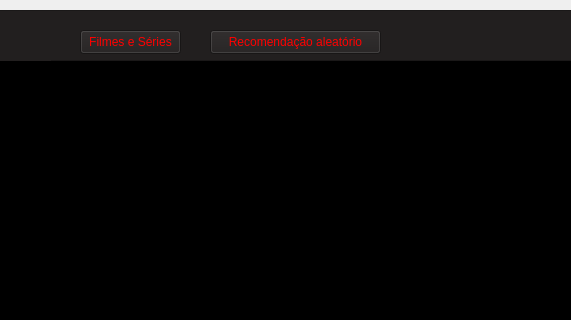
Old version of the form ui/tela_principal.ui in the repository DayFlowers/Projeto_de_sistema; both pictures show x 150 to 721 and y 0 to 320 of the 1075 by 525 pixel window.
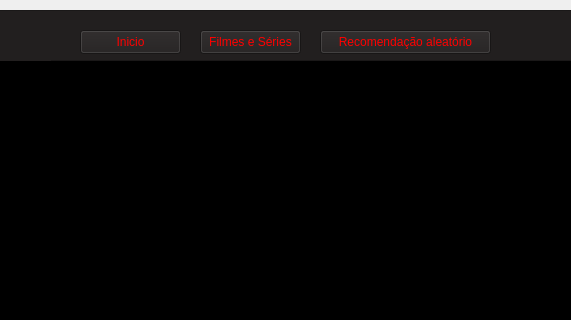
New version of the form. Icons and pictures are not drawn.

Diff of the .ui file:
```diff
--- a/ui/tela_principal.ui
+++ b/ui/tela_principal.ui
@@ -91,7 +91,7 @@
     <widget class="QPushButton" name="btn_Filmes_e_Series">
      <property name="geometry">
       <rect>
-       <x>200</x>
+       <x>320</x>
        <y>20</y>
        <width>101</width>
        <height>24</height>
@@ -109,7 +109,7 @@
     <widget class="QPushButton" name="btn_Recomendacao_aleatorio">
      <property name="geometry">
       <rect>
-       <x>330</x>
+       <x>440</x>
        <y>20</y>
        <width>171</width>
        <height>24</height>
@@ -122,6 +122,24 @@
       <string>Recomendação aleatório</string>
      </property>
     </widget>
+    <widget class="QPushButton" name="btn_Inicio">
+     <property name="geometry">
+      <rect>
+       <x>200</x>
+       <y>20</y>
+       <width>101</width>
+       <height>24</height>
+      </rect>
+     </property>
+     <property name="styleSheet">
+      <string notr="true">color: rgb(0, 255, 0);
+color: rgb(255, 0, 0);
+background-color: rgb(34, 31, 31);</string>
+     </property>
+     <property name="text">
+      <string>Inicio</string>
+     </property>
+    </widget>
     <zorder>btn_Recomendacao_aleatorio</zorder>
     <zorder>btn_icon_perfil</zorder>
     <zorder>btn_Cine_filme</zorder>
```
Left out of the diff: 1 changed line with no effect on the pictures.
